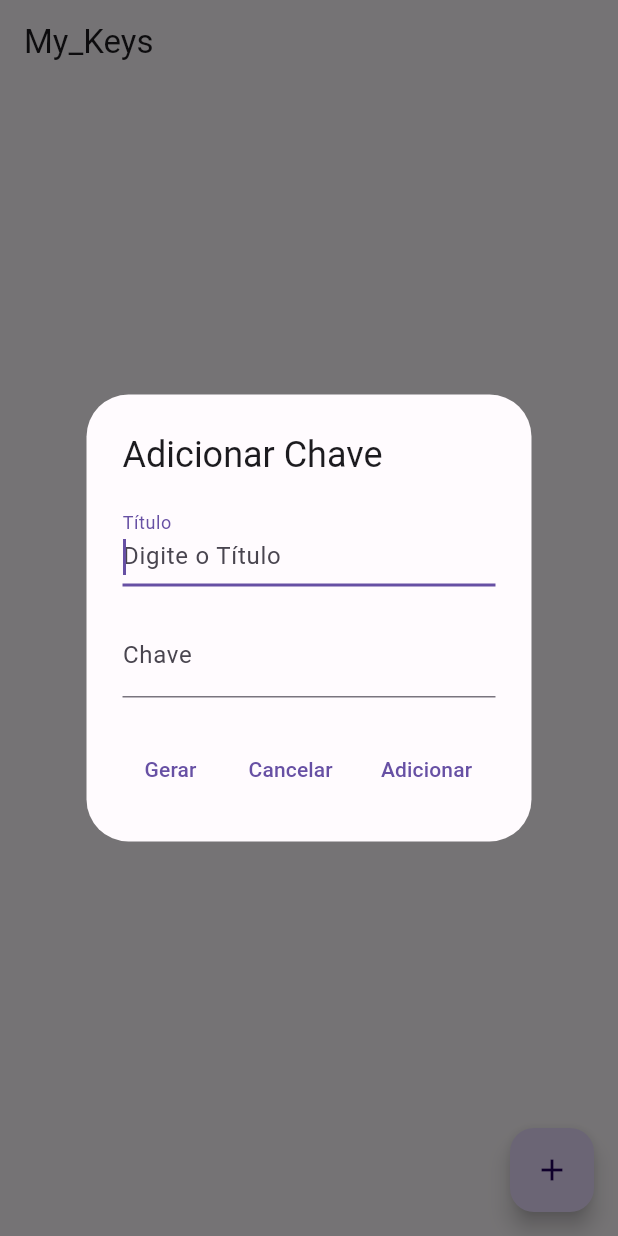
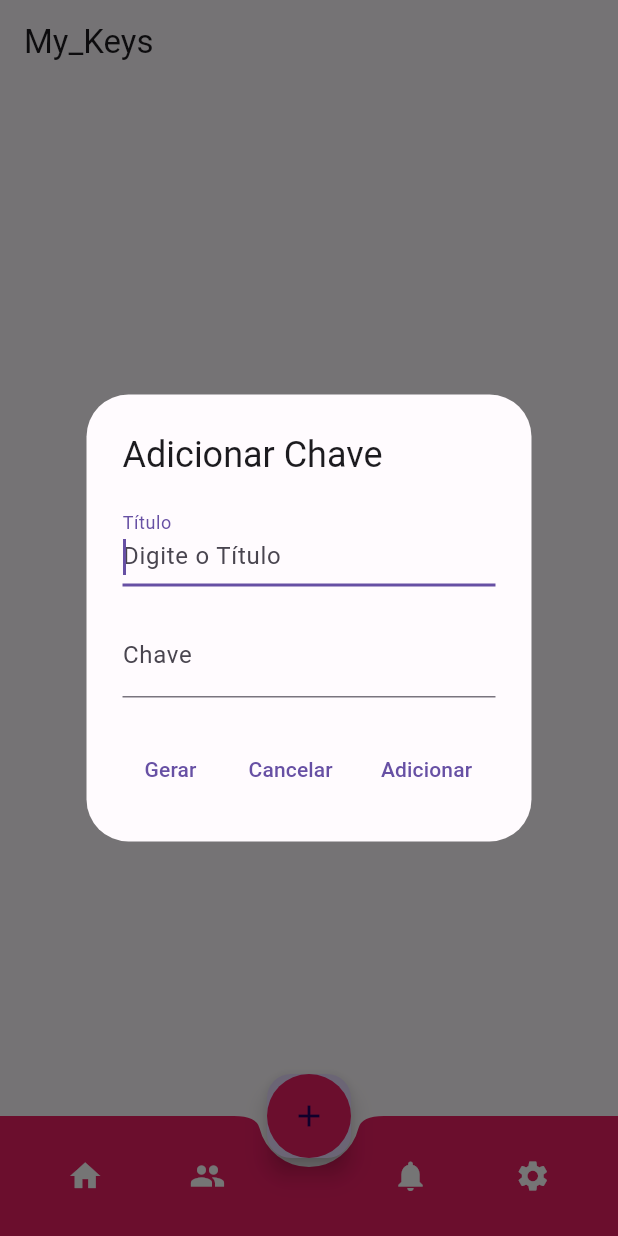
Before and after one commit to silvioagnello/my_keys, a Flutter app: the screen it shows after launch, after a tap on the "add" icon, on a phone screen of 412 x 824 dp. Run offline on Flutter 3.47's test engine with Material 3 defaults, Android fonts, the phone set to English and light mode, and no system bars; our stand-ins replace shared_preferences; missing offline and left inert: random_password_generator.

Commit message:
floating buttom customized

```diff
--- a/lib/pages/home_page.dart
+++ b/lib/pages/home_page.dart
@@ -87,7 +87,57 @@ class _HomePageState extends State<HomePage> {
       floatingActionButton: FloatingActionButton(
         tooltip: 'Nova CHAVE',
         onPressed: _showDialog,
-        child: const Icon(Icons.add),
+        child: Container(
+            width: 56,
+            height: 56,
+            decoration: const BoxDecoration(
+              shape: BoxShape.circle,
+              color: Colors.pink,
+            ),
+            child: const Icon(Icons.add)),
+      ),
+      floatingActionButtonLocation: FloatingActionButtonLocation.centerDocked,
+      bottomNavigationBar: BottomAppBar(
+        color: Colors.pink,
+        // this creates a notch in the center of the bottom bar
+        shape: const CircularNotchedRectangle(),
+        notchMargin: 6,
+        child: Row(
+          mainAxisAlignment: MainAxisAlignment.spaceAround,
+          children: [
+            IconButton(
+              icon: const Icon(
+                Icons.home,
+                color: Colors.white,
+              ),
+              onPressed: () {},
+            ),
+            IconButton(
+              icon: const Icon(
+                Icons.people,
+                color: Colors.white,
+              ),
+              onPressed: () {},
+            ),
+            const SizedBox(
+              width: 20,
+            ),
+            IconButton(
+              icon: const Icon(
+                Icons.notifications,
+                color: Colors.white,
+              ),
+              onPressed: () {},
+            ),
+            IconButton(
+              icon: const Icon(
+                Icons.settings,
+                color: Colors.white,
+              ),
+              onPressed: () {},
+            ),
+          ],
+        ),
       ),
     );
   }
```
